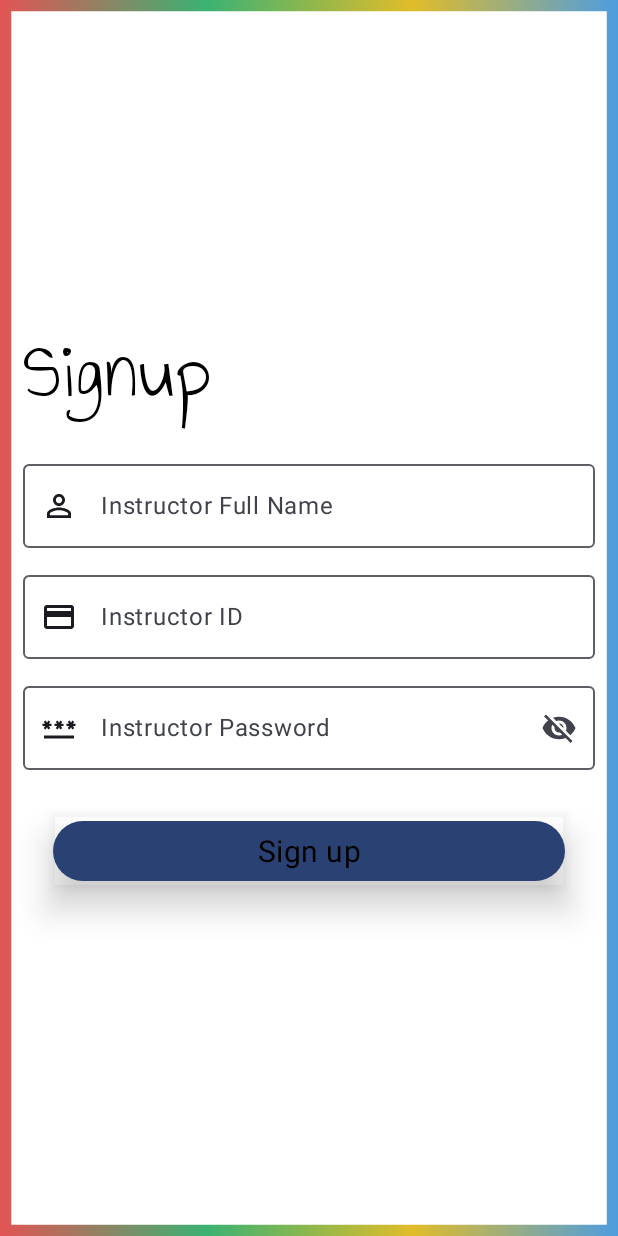
After one commit to LeyreRodriguez/YouthConnect, an Android app built with Jetpack Compose: the composable AddInstructorScreen shown on its own in the app's theme, on a phone screen of 412 x 824 dp. The commit adds this screen. Run offline under Robolectric (Android 15) with nearby library versions, the phone set to English and light mode, and no system bars.

Commit message:
Add Instructor Screen

```diff
--- a/app/src/main/java/com/example/youthconnect/Model/Enum/NavScreen.kt
+++ b/app/src/main/java/com/example/youthconnect/Model/Enum/NavScreen.kt
@@ -4,5 +4,5 @@ enum class NavScreen {
     NewsScreen,
     QuizScreen,
     ChatScreen,
-    NewsDetails
+    AddInstructor
 }
--- a/app/src/main/java/com/example/youthconnect/SignUp.kt
+++ b/app/src/main/java/com/example/youthconnect/SignUp.kt
@@ -438,7 +438,7 @@ fun FirstSignupFormScreen() {
                 .shadow(elevation = 14.dp)
         ) {
             Text(
-                text = "Next",
+                text = "Sign up",
                 style = TextStyle(
                     fontSize = 20.sp,
                     fontFamily = FontFamily.Default,
--- /dev/null
+++ b/app/src/main/java/com/example/youthconnect/View/BottomNavigationScreens/AddInstructorScreen.kt
@@ -0,0 +1,200 @@
+package com.example.youthconnect.View.BottomNavigationScreens
+
+import android.content.Intent
+import android.util.Patterns
+import android.widget.Toast
+import androidx.compose.foundation.Canvas
+import androidx.compose.foundation.Image
+import androidx.compose.foundation.layout.Arrangement
+import androidx.compose.foundation.layout.Box
+
+import androidx.compose.foundation.layout.Column
+import androidx.compose.foundation.layout.fillMaxSize
+import androidx.compose.foundation.layout.fillMaxWidth
+import androidx.compose.foundation.layout.height
+import androidx.compose.foundation.layout.padding
+import androidx.compose.foundation.layout.wrapContentSize
+import androidx.compose.foundation.lazy.LazyColumn
+import androidx.compose.foundation.text.KeyboardActions
+import androidx.compose.foundation.text.KeyboardOptions
+import androidx.compose.material.icons.Icons
+import androidx.compose.material.icons.filled.CreditCard
+import androidx.compose.material.icons.filled.Password
+import androidx.compose.material.icons.filled.PermIdentity
+import androidx.compose.material.icons.filled.Phone
+import androidx.compose.material3.Button
+import androidx.compose.material3.ExperimentalMaterial3Api
+import androidx.compose.material3.OutlinedTextField
+import androidx.compose.material3.Text
+import androidx.compose.runtime.Composable
+import androidx.compose.runtime.getValue
+import androidx.compose.runtime.key
+import androidx.compose.runtime.mutableStateOf
+import androidx.compose.runtime.remember
+import androidx.compose.runtime.saveable.rememberSaveable
+import androidx.compose.runtime.setValue
+import androidx.compose.ui.Alignment
+import androidx.compose.ui.Modifier
+import androidx.compose.ui.draw.shadow
+import androidx.compose.ui.focus.FocusDirection
+import androidx.compose.ui.geometry.Offset
+import androidx.compose.ui.geometry.Size
+import androidx.compose.ui.graphics.Brush
+import androidx.compose.ui.graphics.Color
+import androidx.compose.ui.graphics.drawscope.Stroke
+import androidx.compose.ui.layout.ContentScale
+import androidx.compose.ui.platform.LocalContext
+import androidx.compose.ui.platform.LocalFocusManager
+import androidx.compose.ui.res.painterResource
+import androidx.compose.ui.text.TextStyle
+import androidx.compose.ui.text.font.Font
+import androidx.compose.ui.text.font.FontFamily
+import androidx.compose.ui.text.font.FontWeight
+import androidx.compose.ui.text.input.ImeAction
+import androidx.compose.ui.text.input.KeyboardType
+import androidx.compose.ui.text.style.TextAlign
+import androidx.compose.ui.tooling.preview.Preview
+import androidx.compose.ui.unit.dp
+import androidx.compose.ui.unit.sp
+import com.example.youthconnect.CoursesSelectionScreen
+import com.example.youthconnect.CustomOutlinedTextField
+import com.example.youthconnect.CustomRadioButton
+import com.example.youthconnect.FirstSignupFormScreen
+import com.example.youthconnect.MainActivity
+import com.example.youthconnect.Model.DataBase
+import com.example.youthconnect.Model.Users.Child
+import com.example.youthconnect.Model.Users.Instructor
+import com.example.youthconnect.Model.Users.Parent
+import com.example.youthconnect.R
+
+@OptIn(ExperimentalMaterial3Api::class)
+@Composable
+fun AddInstructorScreen(){
+
+    var InstructorFullName by remember { mutableStateOf("") }
+    var InstructorID  by remember { mutableStateOf("") }
+    var InstructorPassword  by remember { mutableStateOf("") }
+
+    var isChildPasswordVisible by rememberSaveable { mutableStateOf(false) }
+
+    val focusManager = LocalFocusManager.current
+    Box(
+        modifier = Modifier.fillMaxSize(),
+    ) {
+        Canvas(
+            modifier = Modifier.fillMaxSize(),
+            onDraw = {
+                // Dibuja un rectángulo blanco como fondo
+                drawRect(Color.White)
+
+                // Define el pincel para el borde con el gradiente del Brush
+                val borderBrush = Brush.horizontalGradient(
+                    listOf(
+                        Color(0xFFE15554),
+                        Color(0xFF3BB273),
+                        Color(0xFFE1BC29),
+                        Color(0xFF4D9DE0)
+                    )
+                )
+
+                // Dibuja el borde con el pincel definido
+                drawRect(
+                    brush = borderBrush,
+                    topLeft = Offset(0f, 0f),
+                    size = Size(size.width, size.height),
+                    style = Stroke(width = 15.dp.toPx()) // Ancho del borde
+                )
+            }
+        )
+
+
+        Column(modifier = Modifier.align(Alignment.Center).padding(15.dp)) {
+
+            Text(
+                text = "Signup",
+                style = TextStyle(
+                    fontSize = 40.sp,
+                    fontFamily = FontFamily(Font(R.font.annie_use_your_telescope)),
+                    fontWeight = FontWeight(400),
+                    color = Color(0xFF000000),
+                    letterSpacing = 0.9.sp,
+                ),
+                modifier = Modifier.padding(bottom = 15.dp)
+            )
+            CustomOutlinedTextField(
+                value = InstructorFullName,
+                onValueChange = { InstructorFullName = it },
+
+                label = "Instructor Full Name",
+                leadingIconImageVector = Icons.Default.PermIdentity
+
+            )
+
+            CustomOutlinedTextField(
+                value = InstructorID,
+                onValueChange = { InstructorID = it },
+
+                label = "Instructor ID",
+
+                leadingIconImageVector = Icons.Default.CreditCard
+
+            )
+
+            CustomOutlinedTextField(
+                value = InstructorPassword,
+                onValueChange = { InstructorPassword = it },
+                isPasswordVisible = isChildPasswordVisible,
+                onVisibilityChange = { isChildPasswordVisible = it },
+                label = "Instructor Password",
+                isPasswordField = true,
+                leadingIconImageVector = Icons.Default.Password,
+
+                )
+
+
+            Button(
+                onClick = {
+
+                    val instructor = Instructor(
+                        InstructorFullName,
+                        InstructorID,
+                        InstructorPassword
+                    )
+
+                    val dataBase = DataBase()
+                    dataBase.addInstructor(instructor)
+                    dataBase.addInstructorAccount(instructor)
+                },
+                modifier = Modifier
+                    .fillMaxWidth()
+                    .padding(20.dp)
+                    .shadow(elevation = 14.dp)
+            ) {
+                Text(
+                    text = "Sign up",
+                    style = TextStyle(
+                        fontSize = 20.sp,
+                        fontFamily = FontFamily.Default,
+                        fontWeight = FontWeight(400),
+                        color = Color(0xFFFFFFFF),
+                        letterSpacing = 0.3.sp,
+                    ),
+                    color = Color(0xFF000000),
+                    textAlign = TextAlign.Center
+                )
+            }
+        }
+
+    }
+}
+
+
+
+
+
+
+@Preview(showBackground = true)
+@Composable
+fun AddInstructorScreenPreview(){
+    AddInstructorScreen()
+}
--- a/app/src/main/java/com/example/youthconnect/View/Navigation/HomeNavigation.kt
+++ b/app/src/main/java/com/example/youthconnect/View/Navigation/HomeNavigation.kt
@@ -12,6 +12,7 @@ import androidx.navigation.compose.NavHost
 import androidx.navigation.compose.composable
 import androidx.navigation.navArgument
 import com.example.youthconnect.Model.Enum.NavScreen
+import com.example.youthconnect.View.BottomNavigationScreens.AddInstructorScreen
 import com.example.youthconnect.View.BottomNavigationScreens.ChatScreen
 import com.example.youthconnect.View.BottomNavigationScreens.ChildProfileScreen
 import com.example.youthconnect.View.BottomNavigationScreens.InstructorProfileScreen
@@ -35,7 +36,7 @@ fun HomeNavigation(
 
         composable(NavScreen.ChatScreen.name){ ChatScreen() }
 
-
+        composable(NavScreen.AddInstructor.name){ AddInstructorScreen() }
         composable(
             route = "news_details_screen/{newsId}",
             arguments = listOf(navArgument("newsId") { type = NavType.StringType })
--- /dev/null
+++ b/app/src/main/res/drawable/baseline_person_add_24.xml
@@ -0,0 +1,5 @@
+<vector android:height="24dp" android:tint="#000000"
+    android:viewportHeight="24" android:viewportWidth="24"
+    android:width="24dp" xmlns:android="http://schemas.android.com/apk/res/android">
+    <path android:fillColor="@android:color/white" android:pathData="M15,12c2.21,0 4,-1.79 4,-4s-1.79,-4 -4,-4 -4,1.79 -4,4 1.79,4 4,4zM6,10L6,7L4,7v3L1,10v2h3v3h2v-3h3v-2L6,10zM15,14c-2.67,0 -8,1.34 -8,4v2h16v-2c0,-2.66 -5.33,-4 -8,-4z"/>
+</vector>
```
Also changed, not shown: app/src/main/java/com/example/youthconnect/Model/DataBase.kt (+27 -1 lines), app/src/main/java/com/example/youthconnect/View/BottomNavigationScreens/InstructorProfileScreen.kt (+25 -0 lines).
